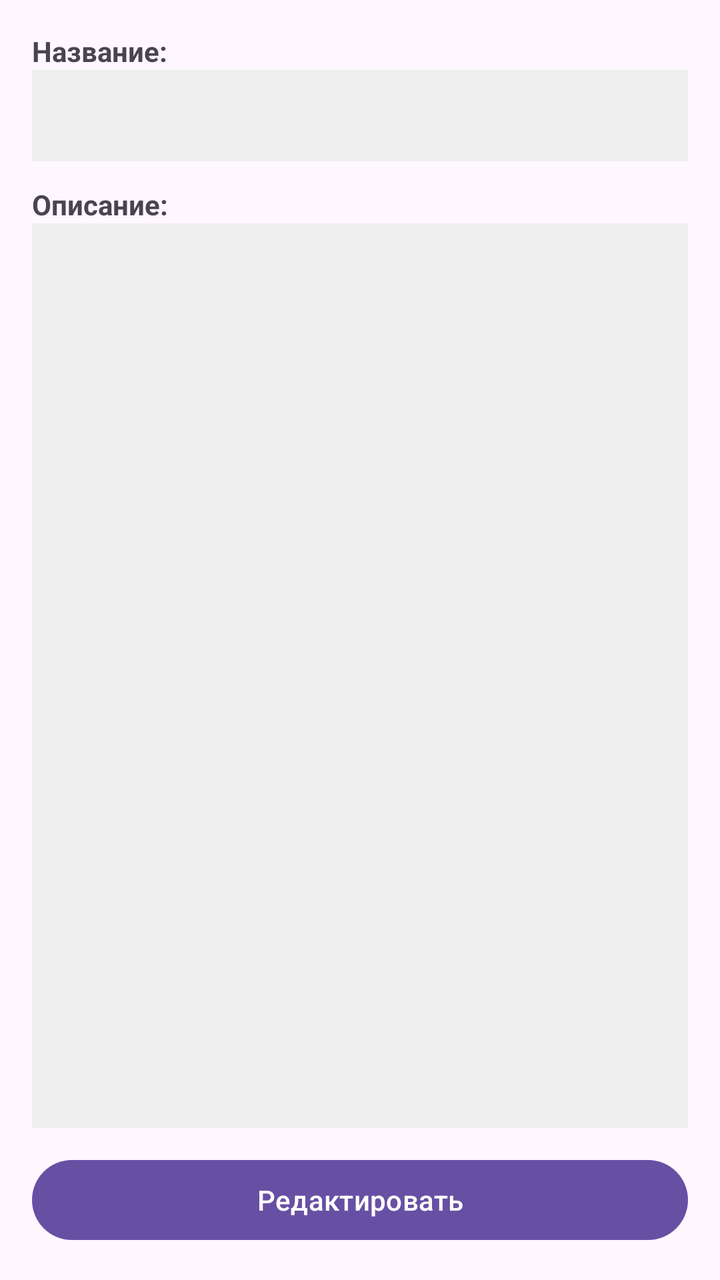
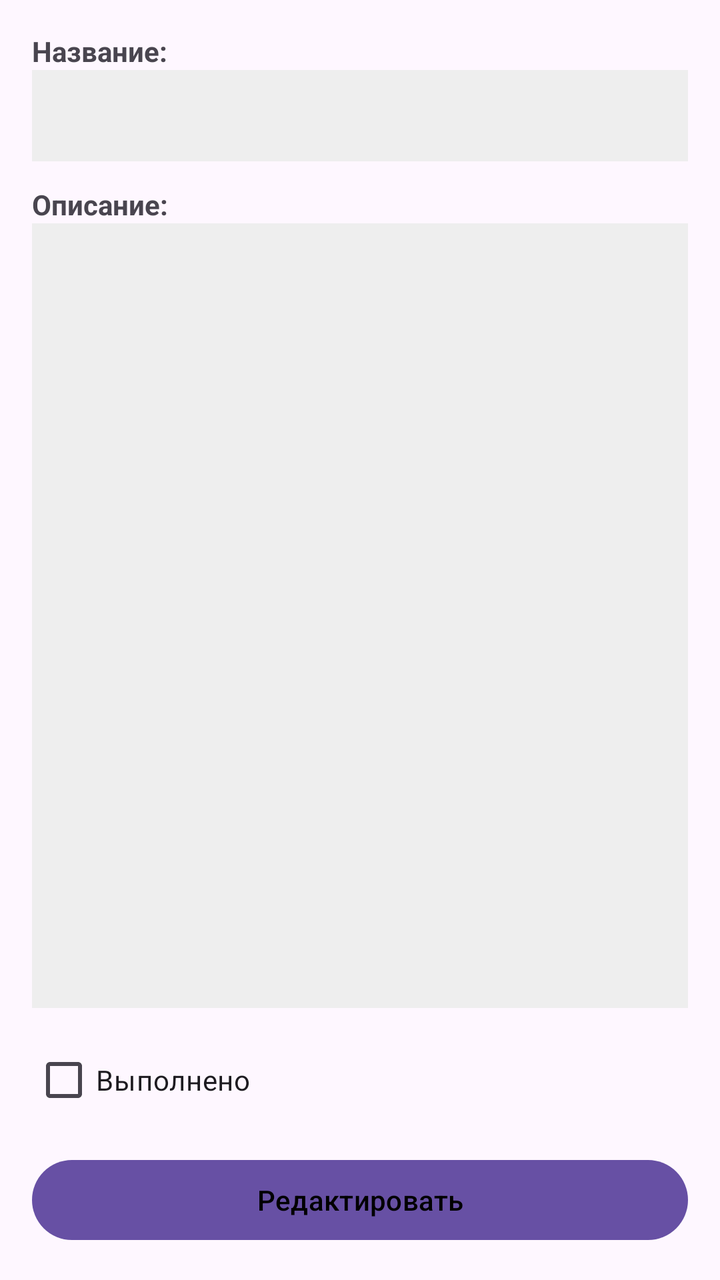

Before-and-after screenshots of an Android layout around one commit, followed by the original layout XML and the change that was made.
<!-- AndroidManifest.xml: application theme Theme.Lab6 -->
<!-- res/layout/fragment_note_detail.xml -->
<?xml version="1.0" encoding="utf-8"?>
<LinearLayout xmlns:android="http://schemas.android.com/apk/res/android"
    android:layout_width="match_parent"
    android:layout_height="match_parent"
    android:orientation="vertical"
    android:padding="16dp">

    <TextView
        android:layout_width="wrap_content"
        android:layout_height="wrap_content"
        android:text="Название:"
        android:textStyle="bold" />

    <TextView
        android:id="@+id/tvTitle"
        android:layout_width="match_parent"
        android:layout_height="wrap_content"
        android:background="#EEEEEE"
        android:padding="12dp"
        android:textSize="16sp"
        android:minHeight="40dp" />

    <TextView
        android:layout_width="wrap_content"
        android:layout_height="wrap_content"
        android:layout_marginTop="12dp"
        android:text="Описание:"
        android:textStyle="bold" />

    <TextView
        android:id="@+id/tvDescription"
        android:layout_width="match_parent"
        android:layout_height="0dp"
        android:layout_weight="1"
        android:background="#EEEEEE"
        android:padding="12dp"
        android:textSize="14sp"
        android:gravity="top" />

    <Button
        android:id="@+id/btnEdit"
        android:layout_width="match_parent"
        android:layout_height="wrap_content"
        android:layout_marginTop="12dp"
        android:text="Редактировать" />

</LinearLayout>
<!-- resources referenced by this layout -->
<resources>
  <style name="Theme.Lab6" parent="Base.Theme.Lab6" />
  <style name="Base.Theme.Lab6" parent="Theme.Material3.DayNight.NoActionBar">
          
          
      </style>
</resources>

<!-- the commit's change to res/layout/fragment_note_detail.xml (unified diff, before → after) -->
@@ -8,7 +8,7 @@
     <TextView
         android:layout_width="wrap_content"
         android:layout_height="wrap_content"
-        android:text="Название:"
+        android:text="@string/label_title"
         android:textStyle="bold" />
 
     <TextView
@@ -24,7 +24,7 @@
         android:layout_width="wrap_content"
         android:layout_height="wrap_content"
         android:layout_marginTop="12dp"
-        android:text="Описание:"
+        android:text="@string/label_description"
         android:textStyle="bold" />
 
     <TextView
@@ -37,11 +37,19 @@
         android:textSize="14sp"
         android:gravity="top" />
 
+    <CheckBox
+        android:id="@+id/cbCompleted"
+        android:layout_width="match_parent"
+        android:layout_height="wrap_content"
+        android:layout_marginTop="12dp"
+        android:text="@string/note_completed"
+        android:minHeight="48dp" />
+
     <Button
         android:id="@+id/btnEdit"
         android:layout_width="match_parent"
         android:layout_height="wrap_content"
         android:layout_marginTop="12dp"
-        android:text="Редактировать" />
+        android:text="@string/edit" />
 
 </LinearLayout>
<!-- resource entries referenced after the edit -->
@@ -1,9 +1,29 @@
 <!-- resources referenced by this layout -->
 <resources>
+  <string name="edit">Редактировать</string>
+  <string name="label_description">Описание:</string>
+  <string name="label_title">Название:</string>
+  <string name="note_completed">Выполнено</string>
   <style name="Theme.Lab6" parent="Base.Theme.Lab6" />
-  <style name="Base.Theme.Lab6" parent="Theme.Material3.DayNight.NoActionBar">
-          
-          
+  <style name="Base.Theme.Lab6" parent="Theme.Material3.DayNight">
+          <item name="actionBarStyle">@style/Widget.Lab6.ActionBar</item>
+          <item name="actionBarTheme">@style/ThemeOverlay.Lab6.ActionBar</item>
+          <item name="android:textColorPrimary">@color/black</item>
+          <item name="colorOnPrimary">@color/black</item>
+          <item name="colorOnSurface">@color/black</item>
+      </style>
+  <style name="Widget.Lab6.ActionBar" parent="Widget.Material3.ActionBar.Solid">
+          <item name="titleTextStyle">@style/TextAppearance.Lab6.ActionBar.Title</item>
+          <item name="subtitleTextStyle">@style/TextAppearance.Lab6.ActionBar.Title</item>
+      </style>
+  <style name="ThemeOverlay.Lab6.ActionBar" parent="ThemeOverlay.Material3.ActionBar">
+          <item name="android:textColorPrimary">@color/black</item>
+          <item name="colorControlNormal">@color/black</item>
+          <item name="actionMenuTextColor">@color/black</item>
+      </style>
+  <color name="black">#FF000000</color>
+  <style name="TextAppearance.Lab6.ActionBar.Title" parent="TextAppearance.Material3.ActionBar.Title">
+          <item name="android:textColor">@color/black</item>
       </style>
 </resources>
 
